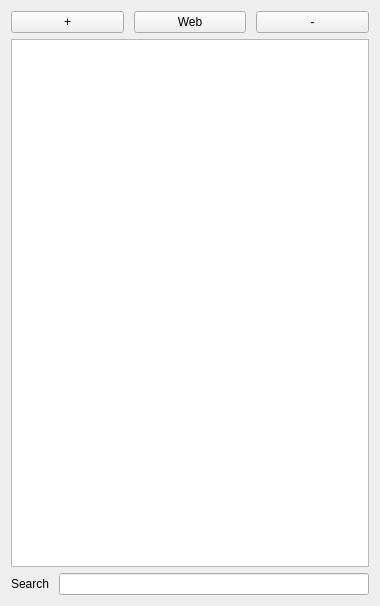
Before: the Qt Designer form src/Editor/EditorResourceWidget.ui in RemotelyChaotic/JOIPEngine, drawn with Qt 5.
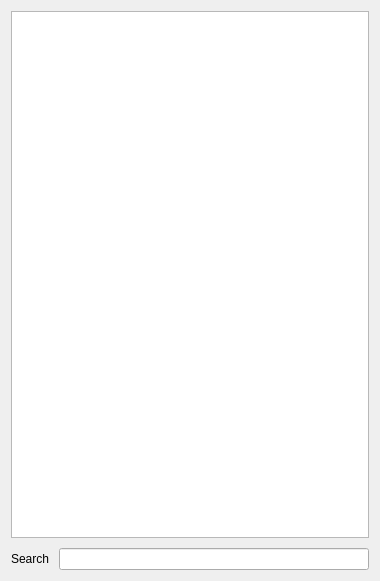
After: the same form once the commit is applied.

```diff
--- a/src/Editor/EditorResourceWidget.ui
+++ b/src/Editor/EditorResourceWidget.ui
@@ -7,14 +7,42 @@
     <x>0</x>
     <y>0</y>
     <width>380</width>
-    <height>606</height>
+    <height>581</height>
    </rect>
   </property>
   <property name="windowTitle">
    <string>Form</string>
   </property>
   <layout class="QGridLayout" name="gridLayout">
-   <item row="2" column="0" colspan="2">
+   <item row="0" column="0">
+    <widget class="QSplitter" name="pSplitter">
+     <property name="orientation">
+      <enum>Qt::Vertical</enum>
+     </property>
+     <widget class="QWidget" name="widget_4" native="true">
+      <property name="sizePolicy">
+       <sizepolicy hsizetype="Preferred" vsizetype="Preferred">
+        <horstretch>0</horstretch>
+        <verstretch>0</verstretch>
+       </sizepolicy>
+      </property>
+      <layout class="QGridLayout" name="gridLayout_2">
+       <property name="leftMargin">
+        <number>0</number>
+       </property>
+       <property name="topMargin">
+        <number>0</number>
+       </property>
+       <property name="rightMargin">
+        <number>0</number>
+       </property>
+       <property name="bottomMargin">
+        <number>0</number>
+       </property>
+       <property name="spacing">
+        <number>10</number>
+       </property>
+       <item row="0" column="0">
     <widget class="QTreeView" name="pResourceTree">
      <property name="sizePolicy">
       <sizepolicy hsizetype="Preferred" vsizetype="Expanding">
@@ -30,58 +58,7 @@
      </property>
     </widget>
    </item>
-   <item row="0" column="0" colspan="2">
-    <widget class="QWidget" name="widget" native="true">
-     <layout class="QHBoxLayout" name="horizontalLayout">
-      <property name="spacing">
-       <number>10</number>
-      </property>
-      <property name="leftMargin">
-       <number>0</number>
-      </property>
-      <property name="topMargin">
-       <number>0</number>
-      </property>
-      <property name="rightMargin">
-       <number>0</number>
-      </property>
-      <property name="bottomMargin">
-       <number>0</number>
-      </property>
-      <item>
-       <widget class="QPushButton" name="pAddButton">
-        <property name="toolTip">
-         <string>Add local resource</string>
-        </property>
-        <property name="text">
-         <string>+</string>
-        </property>
-       </widget>
-      </item>
-      <item>
-       <widget class="QPushButton" name="pAddWebButton">
-        <property name="toolTip">
-         <string>Add web-resource</string>
-        </property>
-        <property name="text">
-         <string>Web</string>
-        </property>
-       </widget>
-      </item>
-      <item>
-       <widget class="QPushButton" name="pRemoveButton">
-        <property name="toolTip">
-         <string>Remove resource</string>
-        </property>
-        <property name="text">
-         <string>-</string>
-        </property>
-       </widget>
-      </item>
-     </layout>
-    </widget>
-   </item>
-   <item row="3" column="0" colspan="2">
+       <item row="1" column="0">
     <widget class="QWidget" name="widget_2" native="true">
      <layout class="QHBoxLayout" name="horizontalLayout_2">
       <property name="spacing">
@@ -110,6 +87,10 @@
        <widget class="QLineEdit" name="pFilterLineEdit"/>
       </item>
      </layout>
+        </widget>
+       </item>
+      </layout>
+     </widget>
     </widget>
    </item>
   </layout>
```
Lines whose indentation alone changed are shown as unchanged.
